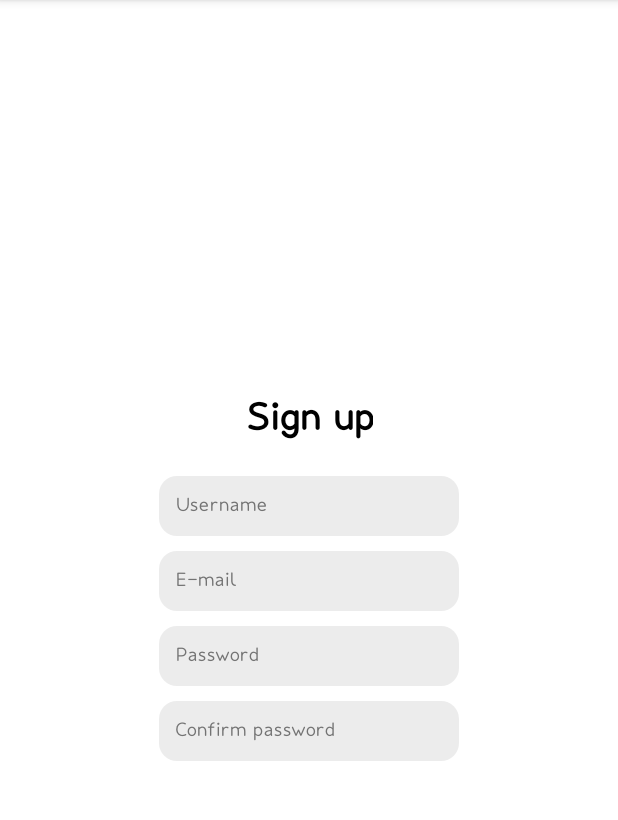
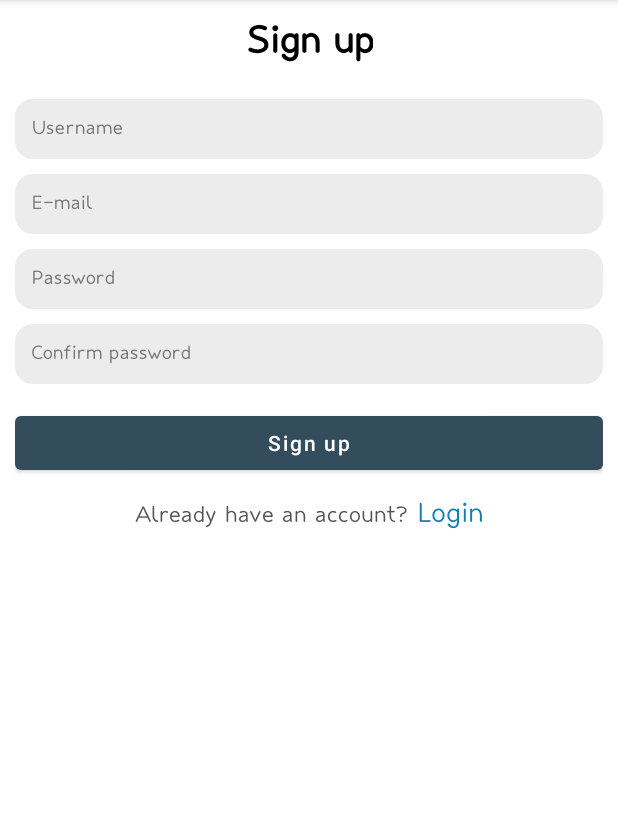
Before and after one commit to emilbagirov30/Linksy, an Android app: the screen it shows after launch (AuthActivity), on a phone screen of 412 x 824 dp, the part 84-904 px from its top. Run offline under Robolectric (Android 15) with nearby library versions, the phone set to English and light mode, and no system bars.

Commit message:
I made a layout for the registration fragment

```diff
--- a/presentation/src/main/res/layout/activity_auth.xml
+++ b/presentation/src/main/res/layout/activity_auth.xml
@@ -9,12 +9,13 @@
 
     <FrameLayout
         android:id="@+id/fragment_container"
-        android:layout_width="wrap_content"
-        android:layout_height="wrap_content"
-        app:layout_constraintTop_toTopOf="parent"
-        app:layout_constraintBottom_toBottomOf="parent"
+        android:layout_width="match_parent"
+        android:layout_height="match_parent"
         app:layout_constraintStart_toStartOf="parent"
         app:layout_constraintEnd_toEndOf="parent"
+        app:layout_constraintTop_toTopOf="parent"
+       android:paddingHorizontal="10dp"
+      android:paddingTop="10dp"
         tools:ignore="MissingConstraints">
     </FrameLayout>
 
--- a/presentation/src/main/res/layout/fragment_registration.xml
+++ b/presentation/src/main/res/layout/fragment_registration.xml
@@ -11,7 +11,7 @@
 <com.google.android.material.textview.MaterialTextView
     android:layout_width="wrap_content"
     android:layout_height="wrap_content"
-    android:text="@string/sign_up"
+    android:text="@string/sign_up_title"
   style="@style/TextTitleStyle"
   >
 </com.google.android.material.textview.MaterialTextView>
@@ -19,24 +19,60 @@
     <EditText
         android:layout_marginTop="20dp"
         style="@style/EditTextStyle"
+        android:inputType=""
         android:hint="@string/hint_username">
     </EditText>
 
     <EditText
         android:layout_marginTop="10dp"
         style="@style/EditTextStyle"
+        android:inputType="textEmailAddress"
         android:hint="@string/hint_email">
 
     </EditText>
     <EditText
         android:layout_marginTop="10dp"
         style="@style/EditTextStyle"
+        android:inputType="textPassword"
         android:hint="@string/hint_password">
 
     </EditText>
     <EditText
         android:layout_marginTop="10dp"
         style="@style/EditTextStyle"
+        android:inputType="textPassword"
         android:hint="@string/hint_confirm_password">
     </EditText>
+
+    <com.google.android.material.button.MaterialButton
+        android:layout_width="match_parent"
+        android:layout_height="wrap_content"
+        android:layout_marginTop="15dp"
+        android:text="@string/sign_up_button">
+
+    </com.google.android.material.button.MaterialButton>
+
+    <LinearLayout
+        android:layout_width="wrap_content"
+        android:layout_height="wrap_content"
+        android:layout_marginTop="10dp"
+        android:orientation="horizontal" >
+    <com.google.android.material.textview.MaterialTextView
+
+        android:layout_width="wrap_content"
+        android:layout_height="wrap_content"
+       style="@style/TextQuestionStyle"
+        android:text="@string/question_have_an_account">
+
+    </com.google.android.material.textview.MaterialTextView>
+
+        <com.google.android.material.textview.MaterialTextView
+            android:layout_marginLeft="5dp"
+            android:layout_width="wrap_content"
+            android:layout_height="wrap_content"
+            style="@style/TextLinkStyle"
+            android:text="@string/login_button">
+
+        </com.google.android.material.textview.MaterialTextView>
+    </LinearLayout>
 </LinearLayout>
--- a/presentation/src/main/res/values/colors.xml
+++ b/presentation/src/main/res/values/colors.xml
@@ -5,4 +5,6 @@
     <color name="colorPrimary">#334d5c</color>
     <color name="edit_text_background_default_color">#ECECEC</color>
     <color name="edit_text_hint_color">#737373</color>
+    <color name="question">#555555</color>
+    <color name="link">#137EB3</color>
 </resources>
--- a/presentation/src/main/res/values/strings.xml
+++ b/presentation/src/main/res/values/strings.xml
@@ -2,7 +2,7 @@
     <string name="app_name" translatable="false">Linksy</string>
     <string name="select_language_title">Select the translation language:</string>
     <string name="next">Continue</string>
-    <string name="sign_up">Sign up</string>
+    <string name="sign_up_title">Sign up</string>
     <string name="hint_username">Username</string>
     <string name="hint_email">E-mail</string>
     <string name="hint_password">Password</string>
@@ -11,5 +11,7 @@
         <item>English</item>
         <item>Русский</item>
     </string-array>
-
+    <string name="sign_up_button">Sign up</string>
+    <string name="login_button">Login</string>
+    <string name="question_have_an_account">Already have an account?</string>
 </resources>
--- a/presentation/src/main/res/values/themes.xml
+++ b/presentation/src/main/res/values/themes.xml
@@ -18,7 +18,7 @@
         <item name="android:fontFamily">@font/klukva</item>
         <item name="android:background">@drawable/rounded_edit_text</item>
         <item name="android:padding">10dp</item>
-        <item name="android:layout_width">200dp</item>
+        <item name="android:layout_width">match_parent</item>
         <item name="android:layout_height">40dp</item>
         <item name="android:textColor">@color/black</item>
         <item name="android:textColorHint">@color/edit_text_hint_color</item>
@@ -31,4 +31,18 @@
         <item name="android:textSize">35sp</item>
         <item name="android:textStyle">bold</item>
     </style>
+
+    <style name="TextQuestionStyle" >
+        <item name="android:fontFamily">@font/klukva</item>
+        <item name="android:textColor">@color/question</item>
+        <item name="android:textSize">21sp</item>
+    </style>
+
+    <style name="TextLinkStyle" >
+        <item name="android:fontFamily">@font/klukva</item>
+        <item name="android:textColor">@color/link</item>
+        <item name="android:textSize">26sp</item>
+
+
+    </style>
 </resources>
```
Also changed, not shown: 1 other file.
